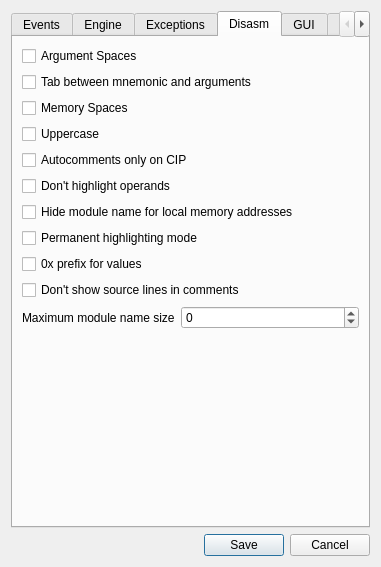
This is src/gui/Src/Gui/SettingsDialog.ui in x64dbg/x64dbg as Qt 5 draws it before an edit. The edited form follows.
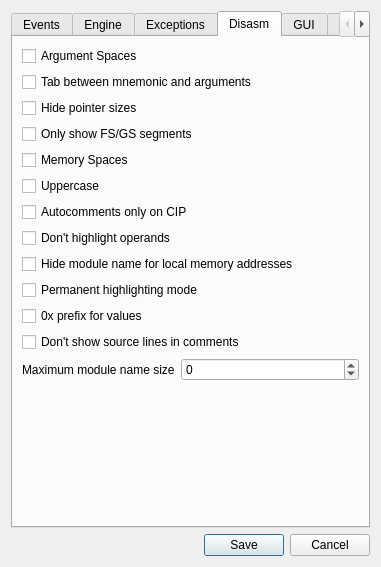
This is the edited form. The open tabs and pages were chosen to show the change. Icons and pictures are not drawn.

Commit message: added settings to hide ptr sizes and defualt segments

```diff
--- a/src/gui/Src/Gui/SettingsDialog.ui
+++ b/src/gui/Src/Gui/SettingsDialog.ui
@@ -489,6 +489,20 @@
          </property>
         </widget>
        </item>
+       <item>
+        <widget class="QCheckBox" name="chkHidePointerSizes">
+         <property name="text">
+          <string>Hide pointer sizes</string>
+         </property>
+        </widget>
+       </item>
+       <item>
+        <widget class="QCheckBox" name="chkHideNormalSegments">
+         <property name="text">
+          <string>Only show FS/GS segments</string>
+         </property>
+        </widget>
+       </item>
        <item>
         <widget class="QCheckBox" name="chkMemorySpaces">
          <property name="text">
```
The commit also changes 7 other files.
